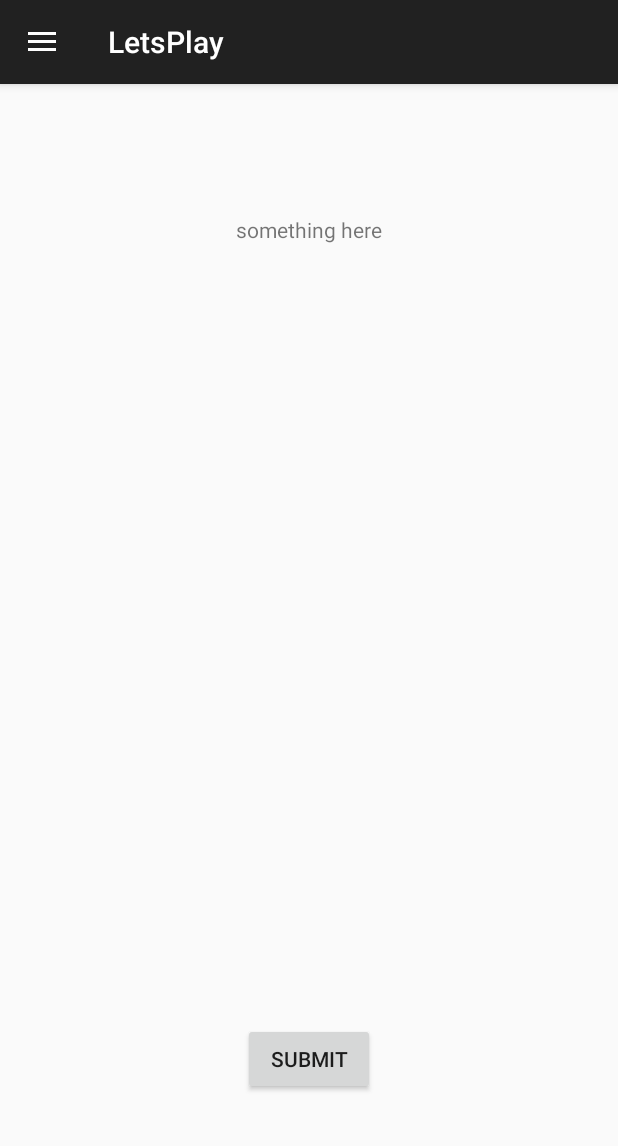
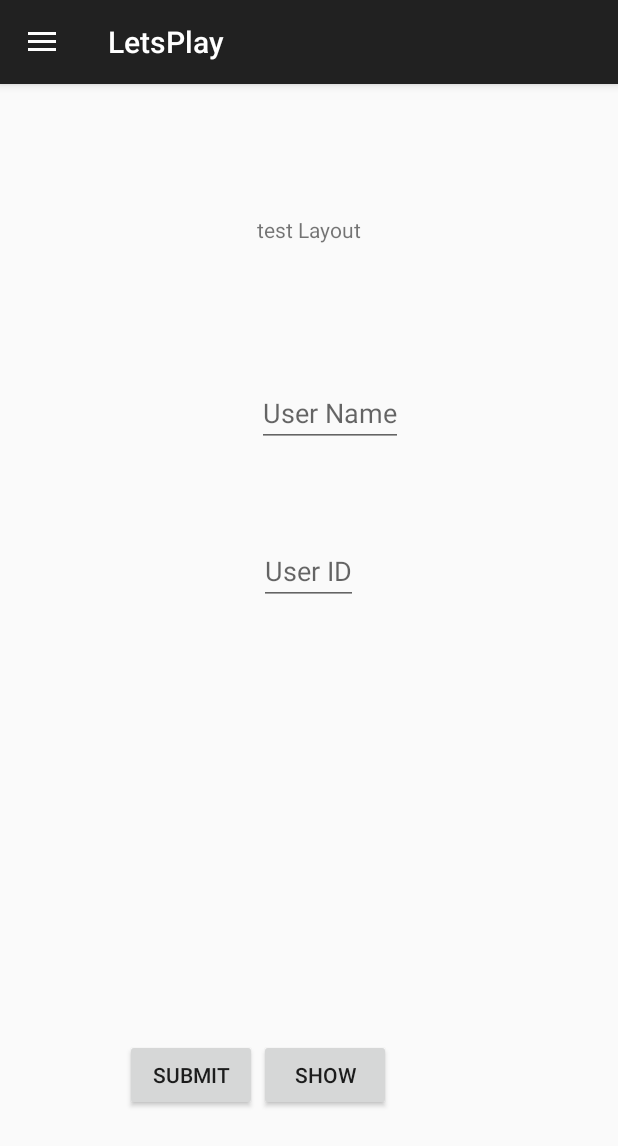
Before and after one commit to CS465/CS465_letsPlay, an Android app: the fragment FragmentDBTest placed in its activity, on a phone screen of 412 x 824 dp. Shown: the top 1146 px of the screen. Run offline under Robolectric (Android 15) with nearby library versions, the phone set to English and light mode, and no system bars; 1 statement that could not run was skipped.

Commit message:
-- added 4 classes on Extensions. Db package now has relevant code for user, sport, friend and event. get and set available only for user. fragment_dbtest.xml created by Kevin for testing DB.

```diff
--- a/app/src/main/java/com/cs465/letsplay/SQLite/DBHelper.java
+++ /dev/null
@@ -1,7 +0,0 @@
-package com.cs465.letsplay.SQLite;
-
-/**
- * Created by kevin on 4/28/2015.
- */
-public class DBHelper {
-}
--- a/app/src/main/java/com/cs465/letsplay/SQLite/DBManager.java
+++ /dev/null
@@ -1,7 +0,0 @@
-package com.cs465.letsplay.SQLite;
-
-/**
- * Created by kevin on 4/28/2015.
- */
-public class DBManager {
-}
--- a/app/src/main/java/com/cs465/letsplay/SQLite/LetsplayContract.java
+++ /dev/null
@@ -1,7 +0,0 @@
-package com.cs465.letsplay.SQLite;
-
-/**
- * Created by kevin on 4/28/2015.
- */
-public class LetsplayContract {
-}
--- a/app/src/main/java/com/cs465/letsplay/fragmentClass/FragmentDBTest.java
+++ b/app/src/main/java/com/cs465/letsplay/fragmentClass/FragmentDBTest.java
@@ -5,16 +5,25 @@ import android.support.v4.app.Fragment;
 import android.view.LayoutInflater;
 import android.view.View;
 import android.view.ViewGroup;
+import android.widget.Button;
+import android.widget.EditText;
 import android.widget.TextView;
 
+import com.cs465.letsplay.Entities.User;
 import com.cs465.letsplay.R;
+import com.cs465.letsplay.SQLLite.DBManager;
 
 /**
  * Created by kevin on 4/29/2015.
  */
 public class FragmentDBTest extends Fragment
 {
-    TextView txtTitle ;
+    TextView txtResult ;
+    EditText editName;
+    EditText editId;
+    Button btnsumbit;
+    Button btnshow;
+    DBManager dbManager;
 
     public FragmentDBTest()
     {
@@ -25,8 +34,37 @@ public class FragmentDBTest extends Fragment
                              Bundle savedInstanceState)
     {
         View v = inflater.inflate(R.layout.fragment_dbtest, container, false);
-        txtTitle = (TextView)v.findViewById(R.id.T_title);
-        txtTitle.setText("something here");
+        txtResult = (TextView)v.findViewById(R.id.T_result);
+        editName = (EditText)v.findViewById(R.id.editText);
+        editId = (EditText)v.findViewById(R.id.editUserId);
+        btnshow = (Button)v.findViewById(R.id.T_btnshow);
+        btnsumbit =(Button)v.findViewById(R.id.T_btnSubmit);
+        dbManager = new DBManager(getActivity());
+
+
+
+        btnsumbit.setOnClickListener(new View.OnClickListener() {
+            @Override
+            public void onClick(View v) {
+
+                String userName = editName.getText().toString();
+                String userId = editId.getText().toString();
+                dbManager.createUser(userName,userId);
+
+            }
+        });
+        btnshow.setOnClickListener(new View.OnClickListener(){
+            @Override
+            public void onClick(View v) {
+
+                User user = dbManager.getUserInfo();
+                String userName = user.getUsername();
+                String userId = user.getUserId();
+                txtResult.setText("name : "+userName+" | "+"ID: "+String.valueOf(userId));
+
+            }
+        });
+
         return v;
     }
 }
--- a/app/src/main/res/layout/fragment_dbtest.xml
+++ b/app/src/main/res/layout/fragment_dbtest.xml
@@ -6,7 +6,7 @@
         android:layout_width="wrap_content"
         android:layout_height="wrap_content"
         android:text="test Layout"
-        android:id="@+id/T_title"
+        android:id="@+id/T_result"
         android:layout_alignParentTop="true"
         android:layout_centerHorizontal="true"
         android:layout_marginTop="87dp" />
@@ -16,7 +16,38 @@
         android:layout_height="wrap_content"
         android:text="submit"
         android:id="@+id/T_btnSubmit"
+        android:layout_marginBottom="83dp"
         android:layout_alignParentBottom="true"
+        android:layout_toLeftOf="@+id/editText"
+        android:layout_toStartOf="@+id/editText" />
+
+    <EditText
+        android:layout_width="wrap_content"
+        android:layout_height="wrap_content"
+        android:id="@+id/editText"
+        android:hint="User Name"
+        android:layout_below="@+id/T_result"
+        android:layout_alignLeft="@+id/T_result"
+        android:layout_alignStart="@+id/T_result"
+        android:layout_marginTop="90dp" />
+
+    <EditText
+        android:layout_width="wrap_content"
+        android:layout_height="wrap_content"
+        android:id="@+id/editUserId"
+        android:layout_below="@+id/editText"
         android:layout_centerHorizontal="true"
-        android:layout_marginBottom="94dp" />
+        android:layout_marginTop="60dp"
+        android:hint="User ID"/>
+
+    <Button
+        android:layout_width="wrap_content"
+        android:layout_height="wrap_content"
+        android:text="show"
+        android:id="@+id/T_btnshow"
+        android:layout_alignTop="@+id/T_btnSubmit"
+        android:layout_alignLeft="@+id/editUserId"
+        android:layout_alignStart="@+id/editUserId" />
+
+
 </RelativeLayout>
```
Also changed, not shown: 2 other files.
